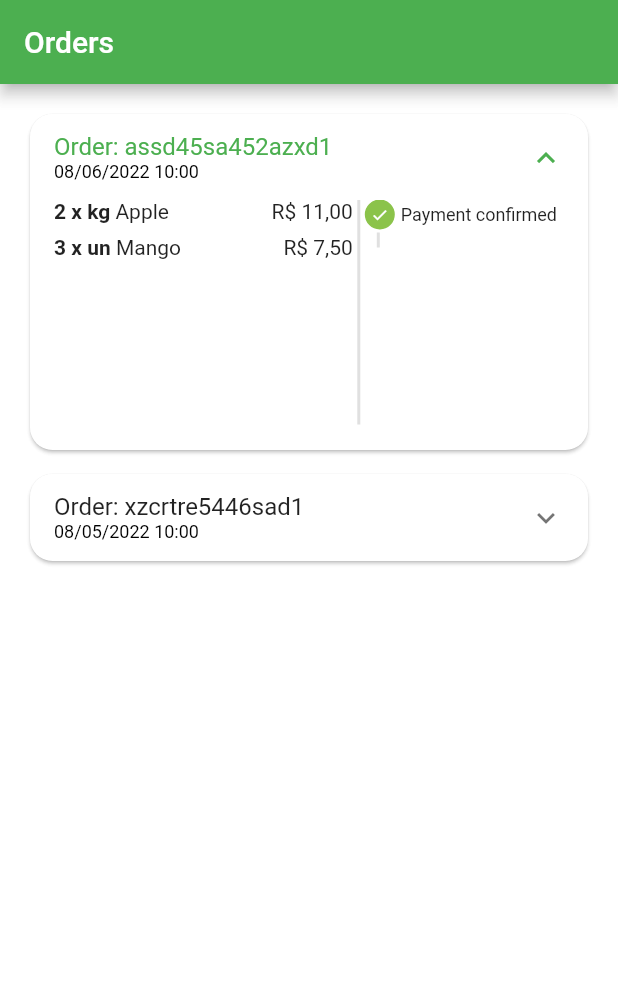
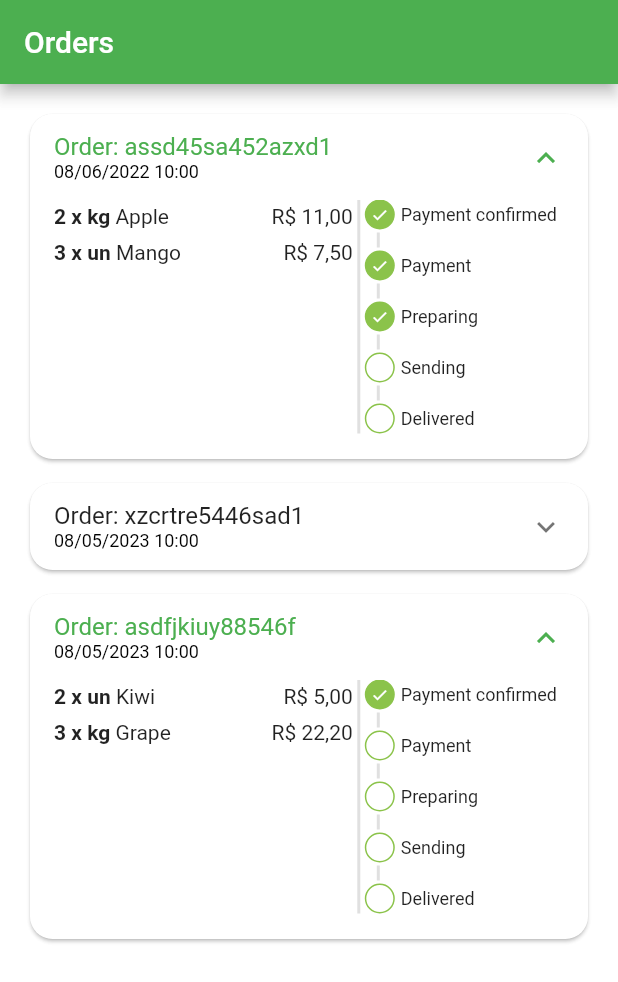
Before and after one commit to felipecastrosales/mercadinho, a Flutter app: the OrdersTab screen opened directly, after a tap on an icon or button, on a phone screen of 412 x 824 dp. Shown: the top 982 px of the screen. Run offline on Flutter 3.47's test engine with Material 2 defaults, Android fonts, the phone set to English and light mode, and no system bars; our stand-ins replace animated_text_kit, badges, mask_text_input_formatter.

Commit message:
adding all status

```diff
--- a/lib/src/config/app_data.dart
+++ b/lib/src/config/app_data.dart
@@ -114,7 +114,7 @@ List<OrderModel> orders = [
         quantity: 3,
       ),
     ],
-    status: 'pending_payment',
+    status: 'preparing_purchase',
     total: 11.0,
     copyAndPaste: '25424527',
     createdDataTime: DateTime.parse('2022-06-08 10:00:10.458'),
@@ -132,10 +132,28 @@ List<OrderModel> orders = [
         quantity: 1,
       ),
     ],
-    status: 'refunded',
+    status: 'delivered',
     total: 19.5,
     copyAndPaste: '4537838542',
-    createdDataTime: DateTime.parse('2022-05-08 10:00:10.458'),
-    overdueDateTime: DateTime.parse('2022-05-10 10:00:10.458'),
+    createdDataTime: DateTime.parse('2023-05-08 10:00:10.458'),
+    overdueDateTime: DateTime.parse('2023-05-10 10:00:10.458'),
+  ),
+  OrderModel(
+    id: 'asdfjkiuy88546f',
+    items: [
+      CartItemModel(
+        item: kiwi,
+        quantity: 2,
+      ),
+      CartItemModel(
+        item: grape,
+        quantity: 3,
+      ),
+    ],
+    status: 'pending_payment',
+    total: 30.5,
+    copyAndPaste: '4537838542',
+    createdDataTime: DateTime.parse('2023-05-08 10:00:10.458'),
+    overdueDateTime: DateTime.parse('2023-05-10 10:00:10.458'),
   ),
 ];
--- a/lib/src/pages/orders/components/order_status_widget.dart
+++ b/lib/src/pages/orders/components/order_status_widget.dart
@@ -29,19 +29,39 @@ class OrderStatusWidget extends StatelessWidget {
           isActive: true,
           title: 'Payment confirmed',
         ),
-        _CustomDivider(),
+        const _CustomDivider(),
         if (currentStatus == 1) ...[
           const _StatusDot(
             isActive: true,
             title: 'Pix reversed',
             backgroundColor: Colors.orange,
           ),
-        _CustomDivider(),
-        ] else if (isOverdue)  ...[
+          const _CustomDivider(),
+        ] else if (isOverdue) ...[
           const _StatusDot(
             isActive: true,
             title: 'Pix not exists',
             backgroundColor: Colors.red,
+          ),
+        ] else ...[
+          _StatusDot(
+            isActive: currentStatus >= 2,
+            title: 'Payment',
+          ),
+          const _CustomDivider(),
+          _StatusDot(
+            isActive: currentStatus >= 3,
+            title: 'Preparing',
+          ),
+          const _CustomDivider(),
+          _StatusDot(
+            isActive: currentStatus >= 4,
+            title: 'Sending',
+          ),
+          const _CustomDivider(),
+          _StatusDot(
+            isActive: currentStatus == 5,
+            title: 'Delivered',
           ),
         ]
       ],
--- a/lib/src/pages/orders/components/order_tile.dart
+++ b/lib/src/pages/orders/components/order_tile.dart
@@ -25,6 +25,7 @@ class OrderTile extends StatelessWidget {
           dividerColor: Colors.transparent,
         ),
         child: ExpansionTile(
+          initiallyExpanded: order.status == 'pending_payment',
           title: Column(
             mainAxisSize: MainAxisSize.min,
             crossAxisAlignment: CrossAxisAlignment.start,
@@ -41,12 +42,13 @@ class OrderTile extends StatelessWidget {
           ),
           childrenPadding: const EdgeInsets.fromLTRB(16, 0, 16, 16),
           children: [
-            SizedBox(
-              height: 150,
+            IntrinsicHeight(
               child: Row(
                 children: [
                   Expanded(
                     flex: 3,
+                    child: SizedBox(
+                      height: 150,
                       child: ListView(
                         children: order.items.map((orderItem) {
                           return _OrderItemWidget(
@@ -54,6 +56,7 @@ class OrderTile extends StatelessWidget {
                             orderItem: orderItem,
                           );
                         }).toList(),
+                      ),
                     ),
                   ),
                   VerticalDivider(
```
Lines whose indentation alone changed are shown as unchanged.
